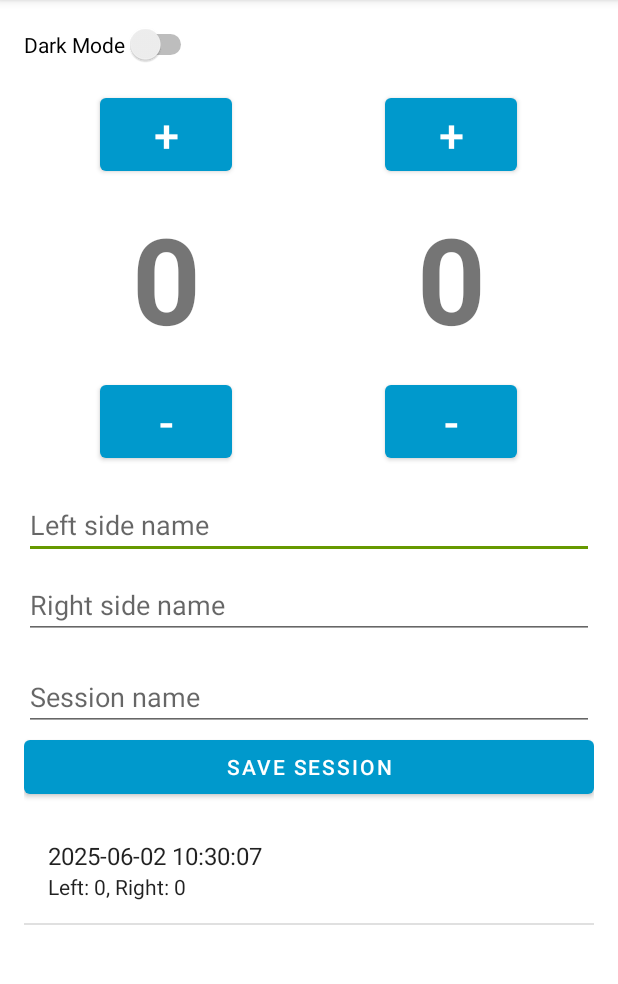
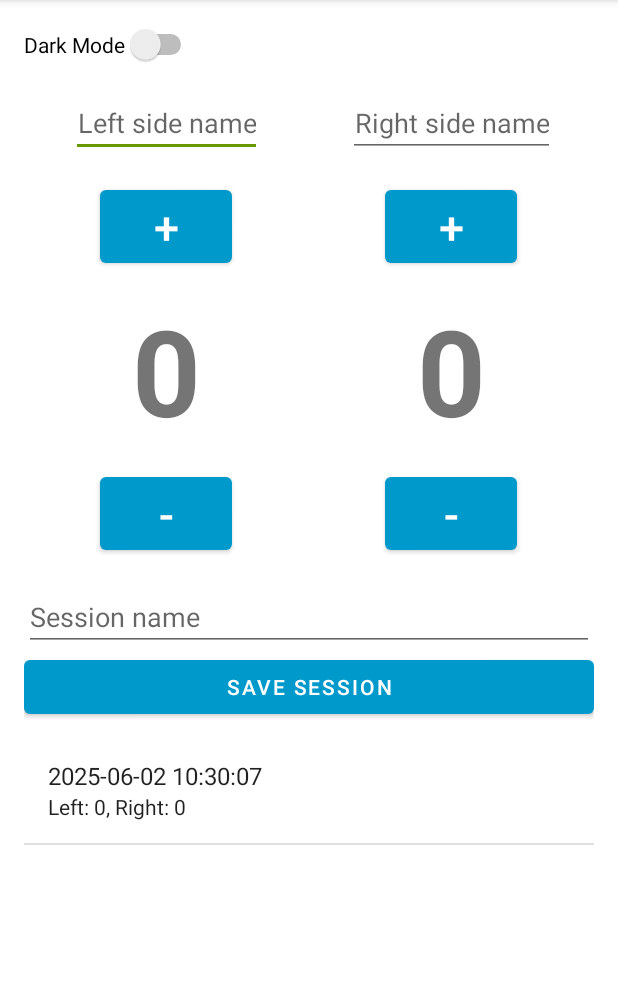
Before and after one commit to mdimasprasetyo/ScoreCounterApp, an Android app: the screen it shows after launch (MainActivity), after a tap on "SAVE SESSION", on a phone screen of 412 x 824 dp, the part 84-1068 px from its top. Run offline under Robolectric (Android 15) with nearby library versions, the phone set to English and light mode, and no system bars.

Commit message:
ui ux tweak

```diff
--- a/app/src/main/java/com/example/scorecounter/MainActivity.kt
+++ b/app/src/main/java/com/example/scorecounter/MainActivity.kt
@@ -50,7 +50,6 @@ class MainActivity : AppCompatActivity() {
         sessionList = findViewById(R.id.session_list)
         darkSwitch = findViewById(R.id.switch_dark_mode)
 
-        // Restore scores and highlight if available
         if (savedInstanceState != null) {
             leftScore = savedInstanceState.getInt("leftScore", 0)
             rightScore = savedInstanceState.getInt("rightScore", 0)
@@ -62,7 +61,6 @@ class MainActivity : AppCompatActivity() {
         scoreLeft.text = leftScore.toString()
         scoreRight.text = rightScore.toString()
 
-        // Restore highlight
         lastHighlightedLeft?.let { highlightLastScore(it) }
 
         darkSwitch.isChecked = isDark
@@ -78,14 +76,25 @@ class MainActivity : AppCompatActivity() {
         }
         sessionList.adapter = adapter
 
-        // Load previously saved sessions
         loadSessions()
         adapter.notifyDataSetChanged()
 
-        findViewById<Button>(R.id.btn_left_up).setOnClickListener { updateScore(true, 1) }
-        findViewById<Button>(R.id.btn_left_down).setOnClickListener { updateScore(true, -1) }
-        findViewById<Button>(R.id.btn_right_up).setOnClickListener { updateScore(false, 1) }
-        findViewById<Button>(R.id.btn_right_down).setOnClickListener { updateScore(false, -1) }
+        findViewById<Button>(R.id.btn_left_up).setOnClickListener {
+            updateScore(true, 1)
+            hideKeyboard()
+        }
+        findViewById<Button>(R.id.btn_left_down).setOnClickListener {
+            updateScore(true, -1)
+            hideKeyboard()
+        }
+        findViewById<Button>(R.id.btn_right_up).setOnClickListener {
+            updateScore(false, 1)
+            hideKeyboard()
+        }
+        findViewById<Button>(R.id.btn_right_down).setOnClickListener {
+            updateScore(false, -1)
+            hideKeyboard()
+        }
 
         findViewById<Button>(R.id.btn_save_session).setOnClickListener {
             var name = sessionInput.text.toString().trim()
@@ -110,13 +119,7 @@ class MainActivity : AppCompatActivity() {
             rightNameInput.text.clear()
             sessionInput.text.clear()
 
-            // Hide keyboard
-            val imm = getSystemService(INPUT_METHOD_SERVICE) as InputMethodManager
-            currentFocus?.let { view ->
-                imm.hideSoftInputFromWindow(view.windowToken, 0)
-            }
-
-            // Reset highlight after save
+            hideKeyboard()
             clearScoreHighlights()
         }
     }
@@ -171,4 +174,29 @@ class MainActivity : AppCompatActivity() {
             sessions.addAll(loaded)
         }
     }
+
+    private fun hideKeyboard() {
+        val imm = getSystemService(INPUT_METHOD_SERVICE) as InputMethodManager
+        currentFocus?.let { view ->
+            imm.hideSoftInputFromWindow(view.windowToken, 0)
+        }
+    }
+
+    override fun dispatchTouchEvent(ev: android.view.MotionEvent): Boolean {
+        if (ev.action == android.view.MotionEvent.ACTION_DOWN) {
+            val v = currentFocus
+            if (v is EditText) {
+                val outRect = android.graphics.Rect()
+                v.getGlobalVisibleRect(outRect)
+                if (!outRect.contains(ev.rawX.toInt(), ev.rawY.toInt())) {
+                    v.clearFocus()
+
+                    // Hide keyboard
+                    val imm = getSystemService(INPUT_METHOD_SERVICE) as InputMethodManager
+                    imm.hideSoftInputFromWindow(v.windowToken, 0)
+                }
+            }
+        }
+        return super.dispatchTouchEvent(ev)
+    }
 }
--- a/app/src/main/res/layout/activity_main.xml
+++ b/app/src/main/res/layout/activity_main.xml
@@ -25,6 +25,16 @@
             android:gravity="center"
             android:layout_width="0dp"
             android:layout_height="wrap_content">
+
+            <EditText
+                android:id="@+id/edit_left_name"
+                android:hint="Left side name"
+                android:maxLength="10"
+                android:layout_width="wrap_content"
+                android:layout_height="wrap_content"
+                android:gravity="center"
+                android:layout_marginBottom="16dp"
+                android:inputType="textCapWords" />
 
             <Button
                 android:id="@+id/btn_left_up"
@@ -69,6 +79,16 @@
             android:layout_width="0dp"
             android:layout_height="wrap_content">
 
+            <EditText
+                android:id="@+id/edit_right_name"
+                android:hint="Right side name"
+                android:maxLength="10"
+                android:layout_width="wrap_content"
+                android:layout_height="wrap_content"
+                android:gravity="center"
+                android:layout_marginBottom="16dp"
+                android:inputType="textCapWords" />
+
             <Button
                 android:id="@+id/btn_right_up"
                 android:text="+"
@@ -106,20 +126,6 @@
     </LinearLayout>
 
     <EditText
-        android:id="@+id/edit_left_name"
-        android:hint="Left side name"
-        android:layout_marginTop="16dp"
-        android:layout_width="match_parent"
-        android:layout_height="wrap_content" />
-
-    <EditText
-        android:id="@+id/edit_right_name"
-        android:hint="Right side name"
-        android:layout_marginTop="8dp"
-        android:layout_width="match_parent"
-        android:layout_height="wrap_content" />
-
-    <EditText
         android:id="@+id/edit_session_name"
         android:hint="Session name"
         android:layout_marginTop="16dp"
```
